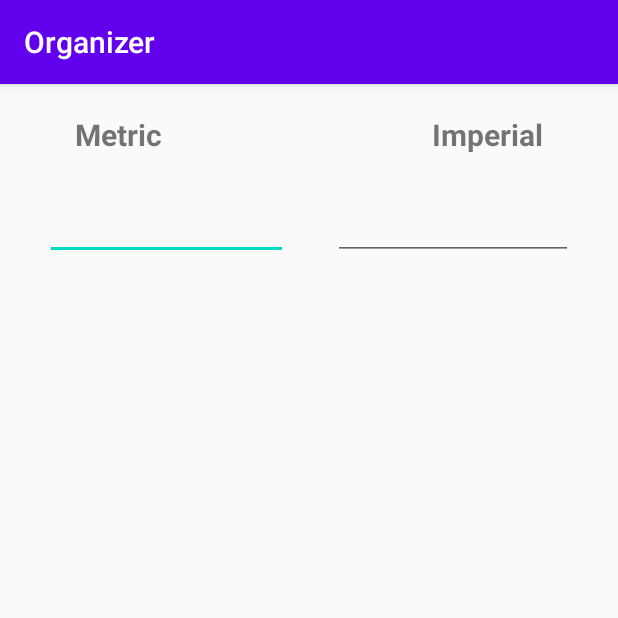
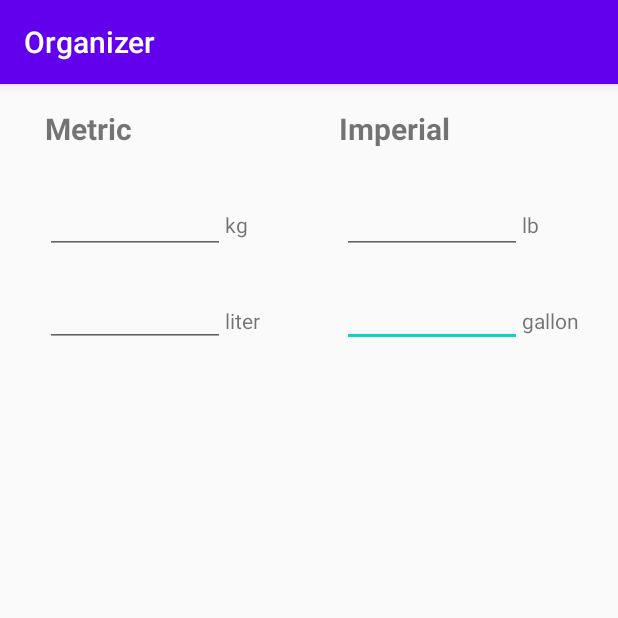
Before and after one commit to iSvirchev/Android_Organizer, an Android app: the Converter screen opened directly, with no data from a screen before it, on a phone screen of 412 x 824 dp, the top half of it. Run offline under Robolectric (Android 15) with nearby library versions, the phone set to English and light mode, and no system bars.

Commit message:
Added conversion between gallons and liters, tags for the TextView measurements. Implemented a generateTextWatcher() which dynamically, generates the onTextChanged behaviour for the TextViews and calls the convert() method which hold the ratios and a switch on all TextView tags

```diff
--- a/Organizer/app/src/main/java/com/organizer/Converter.java
+++ b/Organizer/app/src/main/java/com/organizer/Converter.java
@@ -11,6 +11,8 @@ import androidx.appcompat.app.AppCompatActivity;
 public class Converter extends AppCompatActivity {
     private TextView kg_tv;
     private TextView lb_tv;
+    private TextView gallon_tv;
+    private TextView liter_tv;
 
     @Override
     protected void onCreate(Bundle savedInstanceState) {
@@ -19,67 +21,56 @@ public class Converter extends AppCompatActivity {
 
         kg_tv = findViewById(R.id.kg_tv);
         lb_tv = findViewById(R.id.lb_tv);
+        gallon_tv = findViewById(R.id.gallon_tv);
+        liter_tv = findViewById(R.id.liter_tv);
 
-        kg_tv.addTextChangedListener(new TextWatcher() {
+        gallon_tv.addTextChangedListener(generateTextWatcher(gallon_tv,liter_tv));
+        liter_tv.addTextChangedListener(generateTextWatcher(liter_tv,gallon_tv));
+        kg_tv.addTextChangedListener(generateTextWatcher(kg_tv,lb_tv));
+        lb_tv.addTextChangedListener(generateTextWatcher(lb_tv,kg_tv));
+    }
+
+    private TextWatcher generateTextWatcher(final TextView focused_tv, final TextView toChange_tv) {
+        return new TextWatcher() {
             @Override
             public void beforeTextChanged(CharSequence s, int start, int count, int after) {
 
             }
 
-            @SuppressLint("DefaultLocale")
+            @SuppressLint("DefaultLocale")  // TODO: Look into this.
             @Override
             public void onTextChanged(CharSequence s, int start, int before, int count) {
-                if(kg_tv.hasFocus()) {
+                if (focused_tv.hasFocus()) {
                     if (!s.toString().trim().isEmpty()) {
                         double inputNum = Double.parseDouble(s.toString());
-                        double result = convert(inputNum, "kg");
-                        lb_tv.setText(String.format("%.2f", result));
-                    }else{
-                        lb_tv.setText("0");
+                        double result = convert(inputNum, (String)focused_tv.getTag());
+                        toChange_tv.setText(String.format("%.3f", result));
+                    } else {
+                        toChange_tv.setText("");
                     }
                 }
             }
 
             @Override
             public void afterTextChanged(Editable s) {
-
             }
-        });
-
-        lb_tv.addTextChangedListener(new TextWatcher() {
-            @Override
-            public void beforeTextChanged(CharSequence s, int start, int count, int after) {
-
-            }
-
-            @SuppressLint("DefaultLocale")
-            @Override
-            public void onTextChanged(CharSequence s, int start, int before, int count) {
-                if(lb_tv.hasFocus()) {
-                    if (!s.toString().trim().isEmpty()) {
-                        double inputNum = Double.parseDouble(s.toString());
-                        double result = convert(inputNum, "lb");
-                        kg_tv.setText(String.format("%.2f", result));
-                    }else{
-                        kg_tv.setText("0");
-                    }
-                }
-            }
-
-            @Override
-            public void afterTextChanged(Editable s) {
-
-            }
-        });
+        };
     }
 
-    private double convert(double op, String operation) {
+    private double convert(double op, String operation) {   // op = operand -> the measurement in the 'operation' string
         double KG_LB_RATIO = 2.20462;
-        switch (operation){
+        double LITER_GAL_RATION = 0.264172;
+
+        switch (operation){    // A switch on the textView's tags
             case "kg":
-                return op* KG_LB_RATIO;
+                return op * KG_LB_RATIO;
             case "lb":
-                return op/ KG_LB_RATIO;
+                return op / KG_LB_RATIO;
+            case "liter":
+                return op * LITER_GAL_RATION;
+            case "gallon":
+                return op / LITER_GAL_RATION;
+
             default: return 0;
         }
     }
--- a/Organizer/app/src/main/res/layout/activity_converter.xml
+++ b/Organizer/app/src/main/res/layout/activity_converter.xml
@@ -6,15 +6,61 @@
     android:layout_height="match_parent"
     tools:context=".Converter">
 
+    <EditText
+        android:id="@+id/gallon_tv"
+        android:layout_width="120dp"
+        android:layout_height="40dp"
+        android:layout_marginTop="92dp"
+        android:layout_marginEnd="64dp"
+        android:ems="10"
+        android:gravity="center"
+        android:inputType="numberDecimal"
+        android:maxLength="15"
+        app:layout_constraintEnd_toEndOf="parent"
+        app:layout_constraintTop_toBottomOf="@+id/imp_tv"
+        android:tag="gallon" />
+
+    <TextView
+        android:id="@+id/gallon_label"
+        android:layout_width="wrap_content"
+        android:layout_height="wrap_content"
+        android:layout_marginTop="148dp"
+        android:text="@string/gallon"
+        app:layout_constraintStart_toEndOf="@+id/lb_tv"
+        app:layout_constraintTop_toTopOf="parent" />
+
+    <TextView
+        android:id="@+id/liter_label"
+        android:layout_width="wrap_content"
+        android:layout_height="wrap_content"
+        android:layout_marginTop="148dp"
+        android:text="@string/liter"
+        app:layout_constraintStart_toEndOf="@+id/kg_tv"
+        app:layout_constraintTop_toTopOf="parent" />
+
+    <EditText
+        android:id="@+id/liter_tv"
+        android:layout_width="120dp"
+        android:layout_height="40dp"
+        android:layout_marginStart="30dp"
+        android:layout_marginTop="92dp"
+        android:ems="10"
+        android:gravity="center"
+        android:inputType="numberDecimal"
+        android:maxLength="15"
+        app:layout_constraintStart_toStartOf="parent"
+        app:layout_constraintTop_toBottomOf="@+id/metric_tv"
+        android:tag="liter"/>
+
     <TextView
         android:id="@+id/metric_tv"
         android:layout_width="wrap_content"
         android:layout_height="wrap_content"
-        android:layout_marginStart="50dp"
-        android:layout_marginTop="20dp"
+        android:layout_marginStart="30dp"
+        android:layout_marginTop="16dp"
         android:gravity="center"
+        android:text="@string/metric"
         android:textSize="20sp"
-        android:text="@string/metric"
         android:textStyle="bold"
         app:layout_constraintStart_toStartOf="parent"
         app:layout_constraintTop_toTopOf="parent" />
@@ -23,18 +69,18 @@
         android:id="@+id/imp_tv"
         android:layout_width="wrap_content"
         android:layout_height="wrap_content"
-        android:layout_marginTop="20dp"
-        android:layout_marginEnd="50dp"
+        android:layout_marginTop="16dp"
+        android:layout_marginEnd="112dp"
         android:gravity="center"
         android:text="@string/imperial"
+        android:textSize="20sp"
         android:textStyle="bold"
-        android:textSize="20sp"
         app:layout_constraintEnd_toEndOf="parent"
         app:layout_constraintTop_toTopOf="parent" />
 
     <EditText
         android:id="@+id/kg_tv"
-        android:layout_width="162dp"
+        android:layout_width="120dp"
         android:layout_height="40dp"
         android:layout_marginStart="30dp"
         android:layout_marginTop="30dp"
@@ -43,19 +89,39 @@
         android:inputType="numberDecimal"
         android:maxLength="15"
         app:layout_constraintStart_toStartOf="parent"
-        app:layout_constraintTop_toBottomOf="@+id/metric_tv" />
+        app:layout_constraintTop_toBottomOf="@+id/metric_tv"
+        android:tag="kg"/>
 
     <EditText
         android:id="@+id/lb_tv"
-        android:layout_width="160dp"
+        android:layout_width="120dp"
         android:layout_height="40dp"
         android:layout_marginTop="30dp"
-        android:layout_marginEnd="30dp"
+        android:layout_marginEnd="64dp"
         android:ems="10"
         android:gravity="center"
         android:inputType="numberDecimal"
         android:maxLength="15"
         app:layout_constraintEnd_toEndOf="parent"
-        app:layout_constraintTop_toBottomOf="@+id/imp_tv" />
+        app:layout_constraintTop_toBottomOf="@+id/imp_tv"
+        android:tag="lb"/>
+
+    <TextView
+        android:id="@+id/kg_label"
+        android:layout_width="wrap_content"
+        android:layout_height="wrap_content"
+        android:layout_marginTop="84dp"
+        android:text="@string/kg"
+        app:layout_constraintStart_toEndOf="@+id/kg_tv"
+        app:layout_constraintTop_toTopOf="parent" />
+
+    <TextView
+        android:id="@+id/lb_label"
+        android:layout_width="wrap_content"
+        android:layout_height="wrap_content"
+        android:layout_marginTop="84dp"
+        android:text="@string/lb"
+        app:layout_constraintStart_toEndOf="@+id/lb_tv"
+        app:layout_constraintTop_toTopOf="parent" />
 
 </androidx.constraintlayout.widget.ConstraintLayout>
--- a/Organizer/app/src/main/res/values/strings.xml
+++ b/Organizer/app/src/main/res/values/strings.xml
@@ -4,4 +4,8 @@
     <string name="metric_imperial">Metric/Imperial</string>
     <string name="imperial">Imperial</string>
     <string name="metric">Metric</string>
+    <string name="gallon">gallon</string>
+    <string name="liter">liter</string>
+    <string name="lb">lb</string>
+    <string name="kg">kg</string>
 </resources>
```
